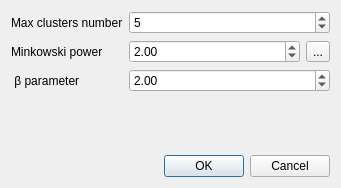
First picture: the form in ui/a_ward_pb_params.ui, repository eremeykin/ectgui2, before the edit.
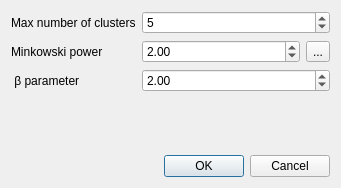
Second picture: the form after the edit.

Commit message: Changed Max clusters number to Max number of clusters

What changed in the file:
```diff
--- a/ui/a_ward_pb_params.ui
+++ b/ui/a_ward_pb_params.ui
@@ -19,7 +19,7 @@
      <item row="0" column="0">
       <widget class="QLabel" name="clustersNumberLabel">
        <property name="text">
-        <string>Max clusters number</string>
+        <string>Max number of clusters</string>
        </property>
       </widget>
      </item>
```
The commit also changes 2 other files.
